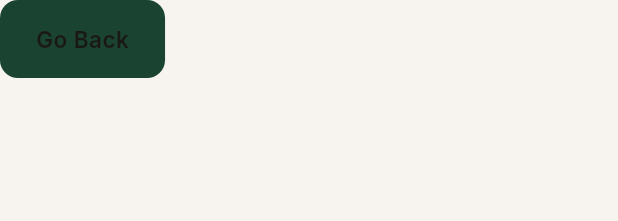
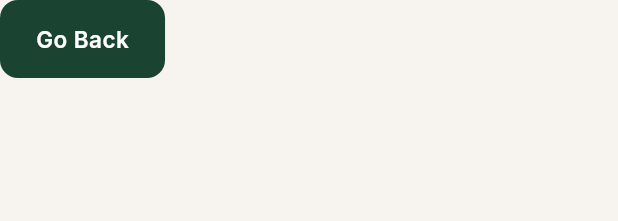
Before and after one commit to Krithi-Acharya/jewellry_vault, a Flutter app: the JVButton widget shown alone on an empty page, opened directly, on a phone screen of 412 x 824 dp. Shown: the top 221 px of the screen. Run offline on Flutter 3.47's test engine with Material 3 defaults, Android fonts, the phone set to English and light mode, and no system bars; our stand-ins replace cached_network_image, dio, firebase_auth, firebase_core, flutter_colorpicker, flutter_dotenv and 2 more; accounts and stored records are empty; network calls fail.

Commit message:
Update item details screen layout and UI components

```diff
--- a/lib/core/widgets/jv_button.dart
+++ b/lib/core/widgets/jv_button.dart
@@ -3,7 +3,6 @@ import '../theme/app_colors.dart';
 import '../theme/app_typography.dart';
 import '../theme/app_spacing.dart';
 import '../theme/app_radius.dart';
-import '../theme/app_shadows.dart';
 
 enum JVButtonVariant { primary, secondary, outlined }
 
@@ -25,6 +24,14 @@ class JVButton extends StatelessWidget {
     this.isFullWidth = true,
   });
 
+  /// Foreground colour for the label and icon.
+  ///
+  /// AppTypography.labelLarge carries a dark colour, which would otherwise
+  /// override the button's foregroundColor and render dark text on the dark
+  /// emerald fill.
+  Color get _foregroundColor =>
+      variant == JVButtonVariant.primary ? Colors.white : AppColors.primaryText;
+
   @override
   Widget build(BuildContext context) {
     Widget buttonContent = Row(
@@ -44,10 +51,16 @@ class JVButton extends StatelessWidget {
           )
         else ...[
           if (icon != null) ...[
-            Icon(icon, size: 20),
+            Icon(icon, size: 20, color: _foregroundColor),
             const SizedBox(width: AppSpacing.sm),
           ],
-          Text(text, style: AppTypography.labelLarge.copyWith(fontSize: 15)),
+          Text(
+            text,
+            style: AppTypography.labelLarge.copyWith(
+              fontSize: 15,
+              color: _foregroundColor,
+            ),
+          ),
         ],
       ],
     );
```
Also changed, not shown: lib/core/widgets/jv_app_shell.dart (+10 -2 lines), lib/main.dart (+59 -11 lines), lib/presentation/closet/screens/closet_screen.dart (+25 -5 lines).
